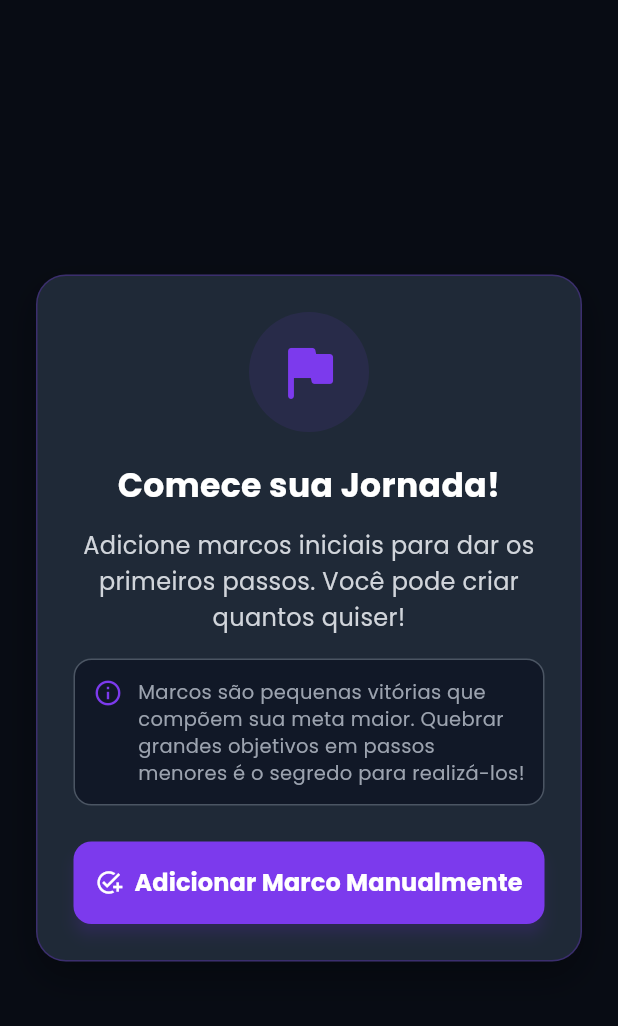
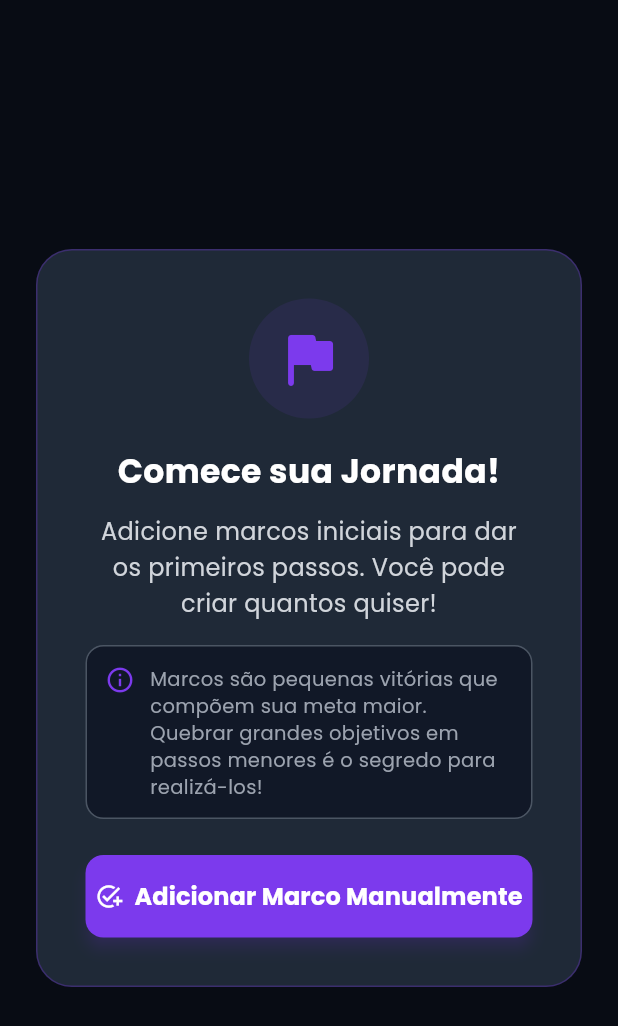
Before and after one commit to gmalickovski/sincroapp_flutter, a Flutter app: the GoalOnboardingModal widget shown alone on an empty page, opened directly with empty values, on a phone screen of 412 x 824 dp. Shown: the top 1026 px of the screen. Run offline on Flutter 3.47's test engine with Material 3 defaults, Android fonts, the phone set to English and light mode, and no system bars; our stand-ins replace cloud_firestore, cloud_functions, equatable, firebase_ai, firebase_auth, firebase_core and 9 more; missing offline and left inert: firebase_app_check; accounts and stored records are empty.

```diff
--- a/lib/features/goals/presentation/widgets/goal_onboarding_modal.dart
+++ b/lib/features/goals/presentation/widgets/goal_onboarding_modal.dart
@@ -27,20 +27,18 @@ class GoalOnboardingModal extends StatelessWidget {
         ),
         // Modal Content
         Center(
+          child: ConstrainedBox(
+            constraints: const BoxConstraints(maxWidth: 600),
             child: Container(
-            margin: const EdgeInsets.symmetric(horizontal: 24),
-            padding: const EdgeInsets.all(24),
+              margin: const EdgeInsets.symmetric(horizontal: 24, vertical: 40),
+              padding: const EdgeInsets.all(32),
               decoration: BoxDecoration(
                 color: AppColors.cardBackground,
-              borderRadius: BorderRadius.circular(20),
-              border: Border.all(color: AppColors.primary.withValues(alpha: 0.3)),
-              boxShadow: [
-                BoxShadow(
-                  color: Colors.black.withValues(alpha: 0.3),
-                  blurRadius: 20,
-                  offset: const Offset(0, 10),
+                borderRadius: BorderRadius.circular(24),
+                border: Border.all(
+                  color: AppColors.primary.withValues(alpha: 0.3),
+                  width: 1,
                 ),
-              ],
               ),
               child: Column(
                 mainAxisSize: MainAxisSize.min,
@@ -159,6 +157,7 @@ class GoalOnboardingModal extends StatelessWidget {
               ),
             ),
           ),
+        ),
       ],
     );
   }
```
Also changed, not shown: lib/features/goals/presentation/goal_detail_screen.dart (+72 -25 lines), lib/features/goals/presentation/widgets/ai_suggestion_modal.dart (+5 -3 lines). Lines whose indentation alone changed are shown as unchanged.
